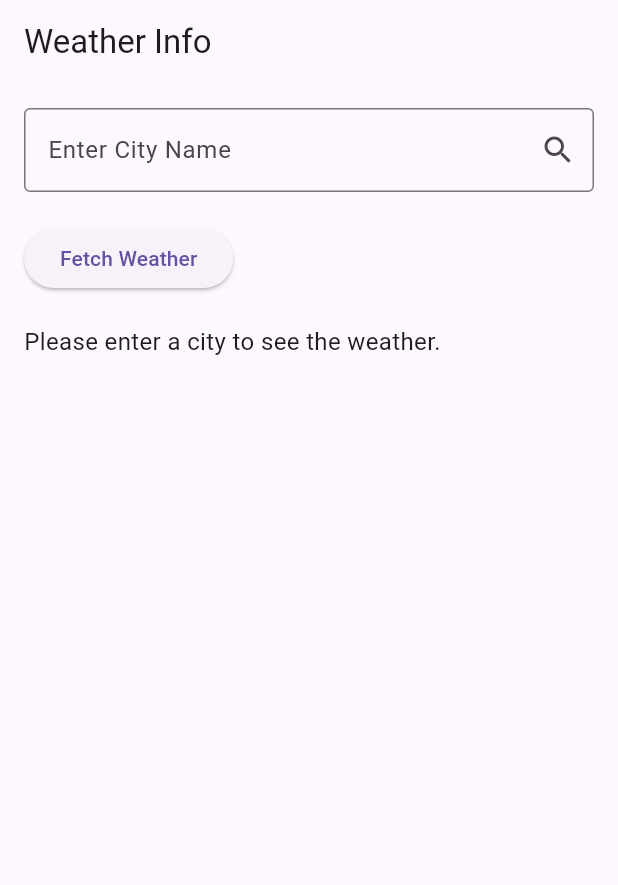
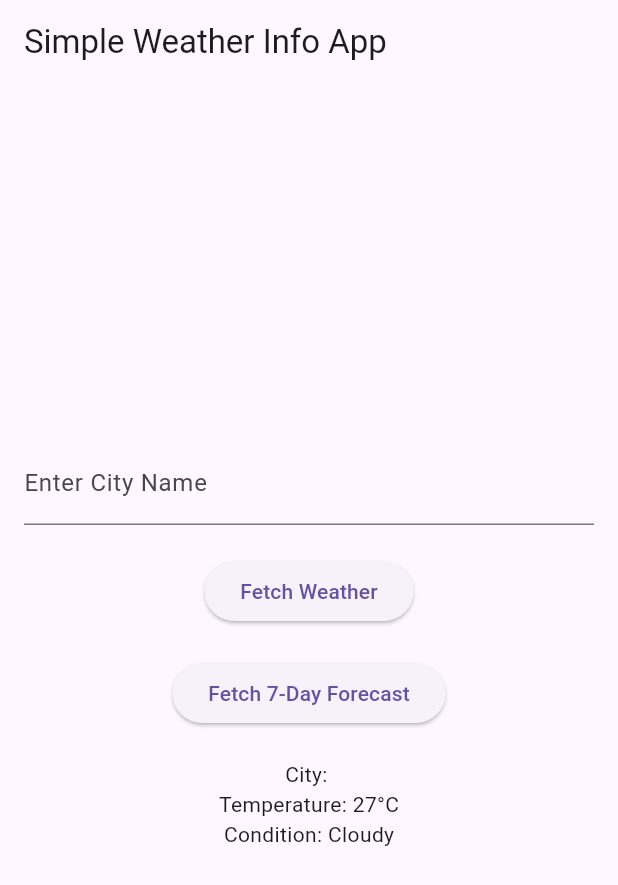
Before and after one commit to divya-jd/weather_app, a Flutter app: the screen it shows after launch, after a tap on "Fetch Weather", on a phone screen of 412 x 824 dp. Shown: the top 885 px of the screen. Run offline on Flutter 3.47's test engine with Material 3 defaults, Android fonts, the phone set to English and light mode, and no system bars.

Commit message:
Implemented 7-day weather forecast feature

```diff
--- a/lib/main.dart
+++ b/lib/main.dart
@@ -1,107 +1,86 @@
+import 'dart:math';
 import 'package:flutter/material.dart';
-import 'dart:math';
 
 void main() {
-  runApp(WeatherInfoApp());
+  runApp(SimpleWeatherApp());
 }
 
-class WeatherInfoApp extends StatelessWidget {
+class SimpleWeatherApp extends StatelessWidget {
   @override
   Widget build(BuildContext context) {
     return MaterialApp(
-      title: 'Weather Info App',
-      theme: ThemeData(primarySwatch: Colors.blue),
-      home: WeatherHomePage(),
+      home: Scaffold(
+        appBar: AppBar(
+          title: Text('Simple Weather Info App'),
+        ),
+        body: WeatherUI(),
+      ),
     );
   }
 }
 
-class WeatherHomePage extends StatefulWidget {
+class WeatherUI extends StatefulWidget {
   @override
-  _WeatherHomePageState createState() => _WeatherHomePageState();
+  _WeatherUIState createState() => _WeatherUIState();
 }
 
-class _WeatherHomePageState extends State<WeatherHomePage> {
+class _WeatherUIState extends State<WeatherUI> {
   final TextEditingController _cityController = TextEditingController();
-  String _city = '';
-  String _temperature = '';
-  String _weatherCondition = '';
+  String city = '--';
+  String temperature = '--';
+  String condition = '--';
+  List<String> forecast = [];
 
-  void _fetchWeather() {
+  void fetchWeather() {
     setState(() {
-      _city = _cityController.text;
-      _temperature = '${Random().nextInt(16) + 15}°C'; // Random temp between 15°C and 30°C
-      _weatherCondition = ['Sunny', 'Cloudy', 'Rainy'][Random().nextInt(3)];
+      city = _cityController.text;
+      temperature = '${Random().nextInt(16) + 15}°C';
+      condition = ['Sunny', 'Cloudy', 'Rainy'][Random().nextInt(3)];
+    });
+  }
+
+  void fetch7DayForecast() {
+    setState(() {
+      forecast = List.generate(7, (index) {
+        final temp = Random().nextInt(16) + 15;
+        final cond = ['Sunny', 'Cloudy', 'Rainy'][Random().nextInt(3)];
+        return 'Day ${index + 1}: $temp°C, $cond';
+      });
     });
   }
 
   @override
   Widget build(BuildContext context) {
-    return Scaffold(
-      appBar: AppBar(
-        title: Text('Weather Info'),
-      ),
-      body: Padding(
+    return Padding(
       padding: const EdgeInsets.all(16.0),
       child: Column(
-          crossAxisAlignment: CrossAxisAlignment.start,
+        mainAxisAlignment: MainAxisAlignment.center,
         children: [
           TextField(
             controller: _cityController,
-              decoration: InputDecoration(
-                labelText: 'Enter City Name',
-                border: OutlineInputBorder(),
-                suffixIcon: IconButton(
-                  icon: Icon(Icons.search),
-                  onPressed: _fetchWeather,
-                ),
-              ),
+            decoration: InputDecoration(labelText: 'Enter City Name'),
           ),
           SizedBox(height: 20),
           ElevatedButton(
-              onPressed: _fetchWeather,
+            onPressed: fetchWeather,
             child: Text('Fetch Weather'),
           ),
           SizedBox(height: 20),
-            _buildWeatherInfo(),
-          ],
+          ElevatedButton(
+            onPressed: fetch7DayForecast,
+            child: Text('Fetch 7-Day Forecast'),
           ),
-      ),
-    );
-  }
-
-  Widget _buildWeatherInfo() {
-    if (_city.isEmpty) {
-      return Text(
-        'Please enter a city to see the weather.',
-        style: TextStyle(fontSize: 16),
-      );
-    }
-
-    return Card(
-      elevation: 5,
-      child: Padding(
-        padding: const EdgeInsets.all(16.0),
-        child: Column(
-          children: [
-            Text(
-              _city,
-              style: TextStyle(fontSize: 24, fontWeight: FontWeight.bold),
-            ),
-            SizedBox(height: 10),
-            Text(
-              'Temperature: $_temperature',
-              style: TextStyle(fontSize: 18),
-            ),
-            SizedBox(height: 10),
-            Text(
-              'Condition: $_weatherCondition',
-              style: TextStyle(fontSize: 18),
+          SizedBox(height: 20),
+          Text('City: $city'),
+          Text('Temperature: $temperature'),
+          Text('Condition: $condition'),
+          SizedBox(height: 20),
+          if (forecast.isNotEmpty)
+            Column(
+              children: forecast.map((f) => Text(f)).toList(),
             ),
         ],
-        ),
       ),
     );
   }
 }
-// commit for step4, step5
```
Lines whose indentation alone changed are shown as unchanged.
